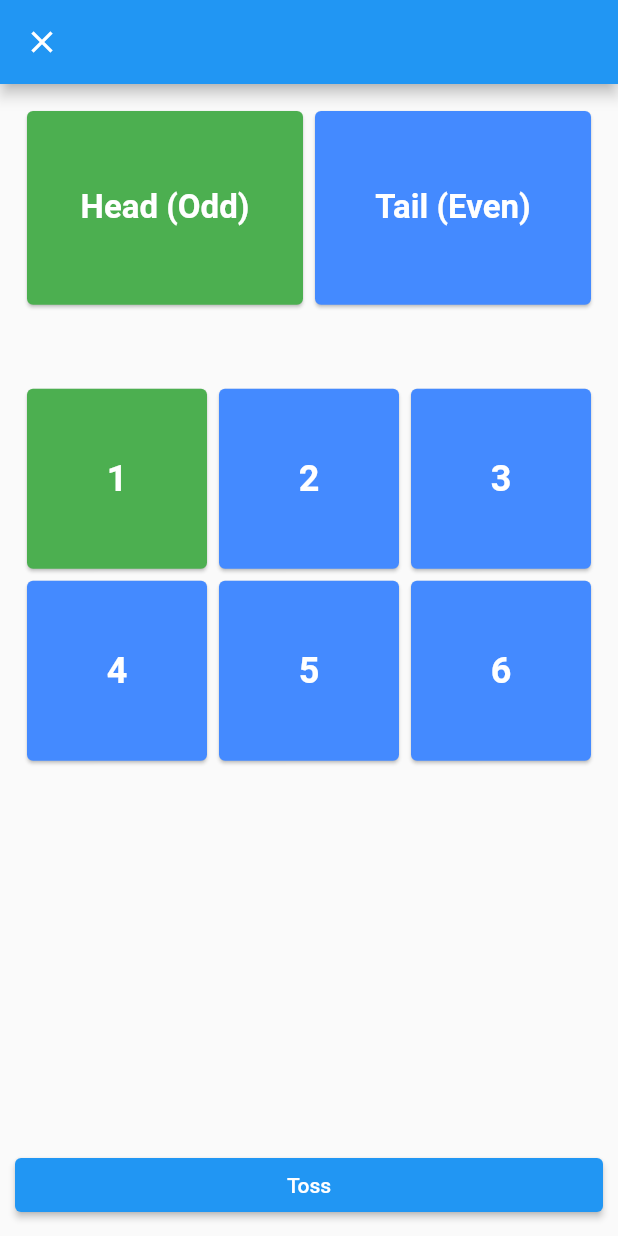
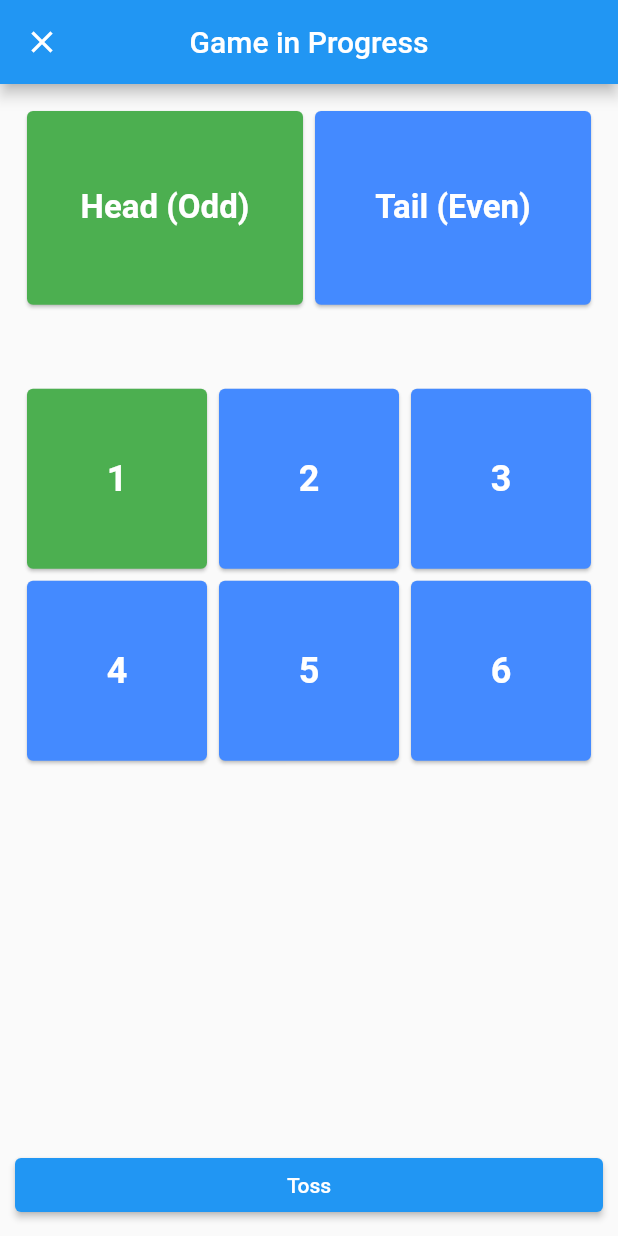
Before and after one commit to arpitgandhi9/hand_cricket_flutter, a Flutter app: the GameScreen screen opened directly, on a phone screen of 412 x 824 dp. Run offline on Flutter 3.47's test engine with Material 2 defaults, Android fonts, the phone set to English and light mode, and no system bars; our stand-ins replace bloc, flutter_bloc, hive, hive_flutter; accounts and stored records are empty.

```diff
--- a/lib/game/bloc/game_bloc.dart
+++ b/lib/game/bloc/game_bloc.dart
@@ -26,9 +26,6 @@ class GameBloc extends Bloc<GameEvent, GameState> {
       (event, emit) {
         if (event is GameTossResultEvent) {
           _information = GameInformation();
-
-          Hive.registerAdapter(GameInformationAdapter());
-          Hive.registerAdapter(PlayerInformationAdapter());
 
           // Computer number selection + 1 to start from 1
           int _aiSelection = Random().nextInt(6) + 1;
--- a/lib/game/game_screen.dart
+++ b/lib/game/game_screen.dart
@@ -20,6 +20,8 @@ class _GameScreen extends State<GameScreen> {
   Widget build(BuildContext context) {
     return Scaffold(
       appBar: AppBar(
+        title: const Text("Game in Progress"),
+        centerTitle: true,
         leading: IconButton(
           onPressed: () {
             showDialog(
--- a/lib/main.dart
+++ b/lib/main.dart
@@ -1,10 +1,14 @@
 import 'package:flutter/material.dart';
 import 'package:hive_flutter/hive_flutter.dart';
 
+import 'game/game.dart';
 import 'landing/landing.dart';
 
 main() async {
   await Hive.initFlutter();
+
+  Hive.registerAdapter(GameInformationAdapter());
+  Hive.registerAdapter(PlayerInformationAdapter());
   runApp(const MyApp());
 }
 
```
